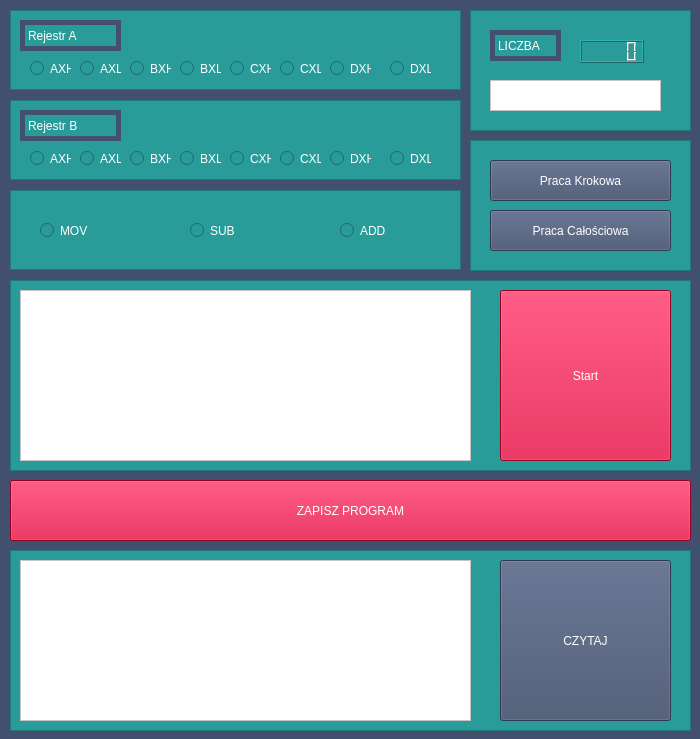
First picture: the form in ask.ui, repository AdamCekala1/Architektura-Systemow-Komputerowch-symulator-mikroprocesora---zad1-2, before the edit.
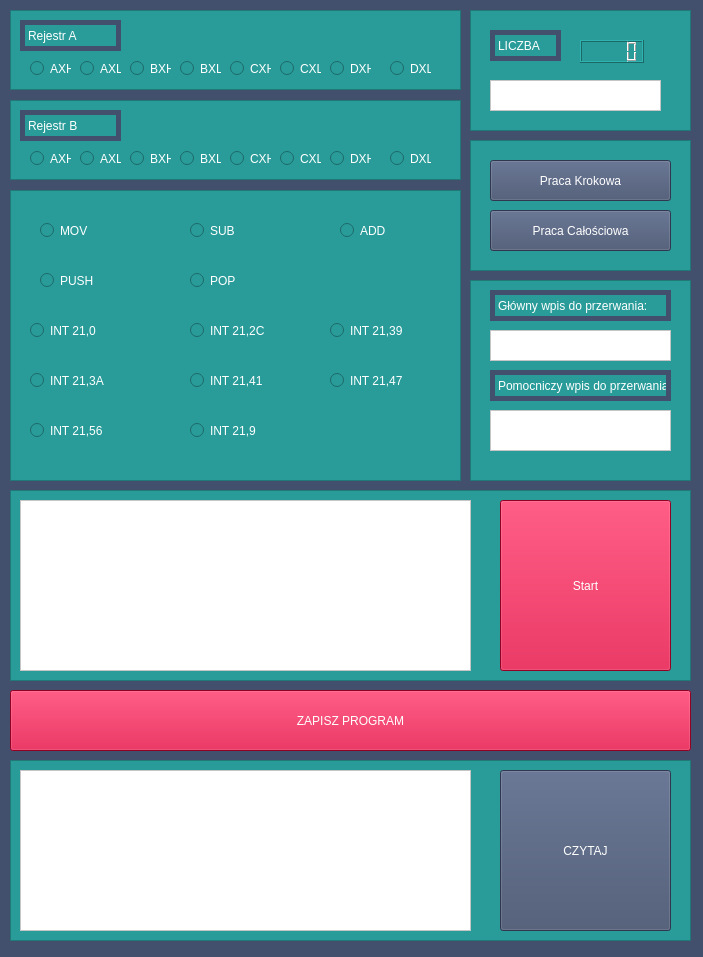
Second picture: the form after the edit.

Commit message: dodane symulacje przerwania dos'a

What changed in the file:
```diff
--- a/ask.ui
+++ b/ask.ui
@@ -6,8 +6,8 @@
    <rect>
     <x>0</x>
     <y>0</y>
-    <width>700</width>
-    <height>739</height>
+    <width>703</width>
+    <height>957</height>
    </rect>
   </property>
   <property name="windowTitle">
@@ -320,61 +320,6 @@
     </property>
    </widget>
   </widget>
-  <widget class="QFrame" name="frame_3">
-   <property name="geometry">
-    <rect>
-     <x>10</x>
-     <y>190</y>
-     <width>451</width>
-     <height>80</height>
-    </rect>
-   </property>
-   <property name="frameShape">
-    <enum>QFrame::StyledPanel</enum>
-   </property>
-   <property name="frameShadow">
-    <enum>QFrame::Raised</enum>
-   </property>
-   <widget class="QRadioButton" name="MOV">
-    <property name="geometry">
-     <rect>
-      <x>30</x>
-      <y>20</y>
-      <width>82</width>
-      <height>41</height>
-     </rect>
-    </property>
-    <property name="text">
-     <string>MOV</string>
-    </property>
-   </widget>
-   <widget class="QRadioButton" name="SUB">
-    <property name="geometry">
-     <rect>
-      <x>180</x>
-      <y>20</y>
-      <width>82</width>
-      <height>41</height>
-     </rect>
-    </property>
-    <property name="text">
-     <string>SUB</string>
-    </property>
-   </widget>
-   <widget class="QRadioButton" name="ADD">
-    <property name="geometry">
-     <rect>
-      <x>330</x>
-      <y>20</y>
-      <width>82</width>
-      <height>41</height>
-     </rect>
-    </property>
-    <property name="text">
-     <string>ADD</string>
-    </property>
-   </widget>
-  </widget>
   <widget class="QFrame" name="frame_4">
    <property name="geometry">
     <rect>
@@ -428,7 +373,7 @@
    <property name="geometry">
     <rect>
      <x>10</x>
-     <y>280</y>
+     <y>490</y>
      <width>681</width>
      <height>191</height>
     </rect>
@@ -467,7 +412,7 @@
    <property name="geometry">
     <rect>
      <x>10</x>
-     <y>550</y>
+     <y>760</y>
      <width>681</width>
      <height>181</height>
     </rect>
@@ -548,7 +493,7 @@
    <property name="geometry">
     <rect>
      <x>10</x>
-     <y>480</y>
+     <y>690</y>
      <width>681</width>
      <height>61</height>
     </rect>
@@ -557,6 +502,253 @@
     <string>ZAPISZ PROGRAM</string>
    </property>
   </widget>
+  <widget class="QFrame" name="frame_3">
+   <property name="geometry">
+    <rect>
+     <x>10</x>
+     <y>190</y>
+     <width>451</width>
+     <height>291</height>
+    </rect>
+   </property>
+   <property name="frameShape">
+    <enum>QFrame::StyledPanel</enum>
+   </property>
+   <property name="frameShadow">
+    <enum>QFrame::Raised</enum>
+   </property>
+   <widget class="QRadioButton" name="MOV">
+    <property name="geometry">
+     <rect>
+      <x>30</x>
+      <y>20</y>
+      <width>82</width>
+      <height>41</height>
+     </rect>
+    </property>
+    <property name="text">
+     <string>MOV</string>
+    </property>
+   </widget>
+   <widget class="QRadioButton" name="SUB">
+    <property name="geometry">
+     <rect>
+      <x>180</x>
+      <y>20</y>
+      <width>82</width>
+      <height>41</height>
+     </rect>
+    </property>
+    <property name="text">
+     <string>SUB</string>
+    </property>
+   </widget>
+   <widget class="QRadioButton" name="ADD">
+    <property name="geometry">
+     <rect>
+      <x>330</x>
+      <y>20</y>
+      <width>82</width>
+      <height>41</height>
+     </rect>
+    </property>
+    <property name="text">
+     <string>ADD</string>
+    </property>
+   </widget>
+   <widget class="QRadioButton" name="push">
+    <property name="geometry">
+     <rect>
+      <x>30</x>
+      <y>70</y>
+      <width>82</width>
+      <height>41</height>
+     </rect>
+    </property>
+    <property name="text">
+     <string>PUSH</string>
+    </property>
+   </widget>
+   <widget class="QRadioButton" name="pop">
+    <property name="geometry">
+     <rect>
+      <x>180</x>
+      <y>70</y>
+      <width>82</width>
+      <height>41</height>
+     </rect>
+    </property>
+    <property name="text">
+     <string>POP</string>
+    </property>
+   </widget>
+   <widget class="QRadioButton" name="int0">
+    <property name="geometry">
+     <rect>
+      <x>20</x>
+      <y>120</y>
+      <width>82</width>
+      <height>41</height>
+     </rect>
+    </property>
+    <property name="text">
+     <string>INT 21,0</string>
+    </property>
+   </widget>
+   <widget class="QRadioButton" name="int2c">
+    <property name="geometry">
+     <rect>
+      <x>180</x>
+      <y>120</y>
+      <width>82</width>
+      <height>41</height>
+     </rect>
+    </property>
+    <property name="text">
+     <string>INT 21,2C</string>
+    </property>
+   </widget>
+   <widget class="QRadioButton" name="int39">
+    <property name="geometry">
+     <rect>
+      <x>320</x>
+      <y>120</y>
+      <width>82</width>
+      <height>41</height>
+     </rect>
+    </property>
+    <property name="text">
+     <string>INT 21,39</string>
+    </property>
+   </widget>
+   <widget class="QRadioButton" name="int3a">
+    <property name="geometry">
+     <rect>
+      <x>20</x>
+      <y>170</y>
+      <width>82</width>
+      <height>41</height>
+     </rect>
+    </property>
+    <property name="text">
+     <string>INT 21,3A</string>
+    </property>
+   </widget>
+   <widget class="QRadioButton" name="int41">
+    <property name="geometry">
+     <rect>
+      <x>180</x>
+      <y>170</y>
+      <width>82</width>
+      <height>41</height>
+     </rect>
+    </property>
+    <property name="text">
+     <string>INT 21,41</string>
+    </property>
+   </widget>
+   <widget class="QRadioButton" name="int47">
+    <property name="geometry">
+     <rect>
+      <x>320</x>
+      <y>170</y>
+      <width>82</width>
+      <height>41</height>
+     </rect>
+    </property>
+    <property name="text">
+     <string>INT 21,47</string>
+    </property>
+   </widget>
+   <widget class="QRadioButton" name="int56">
+    <property name="geometry">
+     <rect>
+      <x>20</x>
+      <y>220</y>
+      <width>82</width>
+      <height>41</height>
+     </rect>
+    </property>
+    <property name="text">
+     <string>INT 21,56</string>
+    </property>
+   </widget>
+   <widget class="QRadioButton" name="int9">
+    <property name="geometry">
+     <rect>
+      <x>180</x>
+      <y>220</y>
+      <width>82</width>
+      <height>41</height>
+     </rect>
+    </property>
+    <property name="text">
+     <string>INT 21,9</string>
+    </property>
+   </widget>
+  </widget>
+  <widget class="QFrame" name="frame_8">
+   <property name="geometry">
+    <rect>
+     <x>470</x>
+     <y>280</y>
+     <width>221</width>
+     <height>201</height>
+    </rect>
+   </property>
+   <property name="frameShape">
+    <enum>QFrame::StyledPanel</enum>
+   </property>
+   <property name="frameShadow">
+    <enum>QFrame::Raised</enum>
+   </property>
+   <widget class="QTextEdit" name="przerwT1">
+    <property name="geometry">
+     <rect>
+      <x>20</x>
+      <y>50</y>
+      <width>181</width>
+      <height>31</height>
+     </rect>
+    </property>
+   </widget>
+   <widget class="QTextEdit" name="przerwT2">
+    <property name="geometry">
+     <rect>
+      <x>20</x>
+      <y>130</y>
+      <width>181</width>
+      <height>41</height>
+     </rect>
+    </property>
+   </widget>
+   <widget class="QLabel" name="label_4">
+    <property name="geometry">
+     <rect>
+      <x>20</x>
+      <y>10</y>
+      <width>181</width>
+      <height>31</height>
+     </rect>
+    </property>
+    <property name="text">
+     <string>Główny wpis do przerwania:</string>
+    </property>
+   </widget>
+   <widget class="QLabel" name="label_5">
+    <property name="geometry">
+     <rect>
+      <x>20</x>
+      <y>90</y>
+      <width>181</width>
+      <height>31</height>
+     </rect>
+    </property>
+    <property name="text">
+     <string>Pomocniczy wpis do przerwania:</string>
+    </property>
+   </widget>
+  </widget>
  </widget>
  <resources/>
  <connections/>
```
The commit also changes 6 other files.
